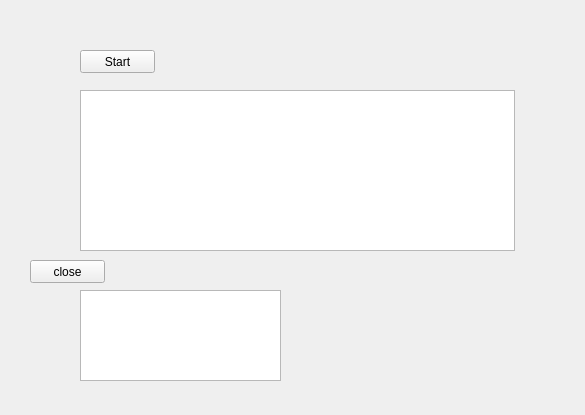
This is widget.ui in Naxisigut/TestForAudioDevice as Qt 5 draws it before an edit. The edited form follows.
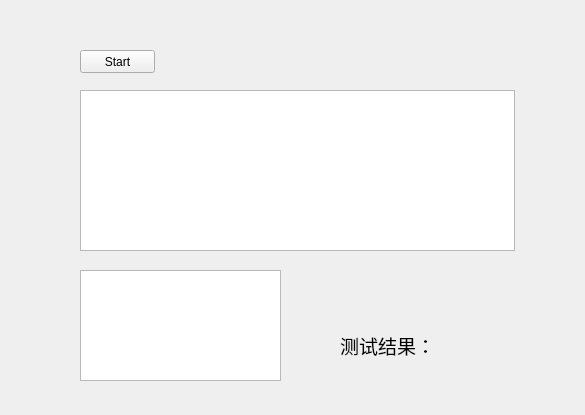
This is the edited form.

Diff of the .ui file:
```diff
--- a/widget.ui
+++ b/widget.ui
@@ -10,6 +10,18 @@
     <height>415</height>
    </rect>
   </property>
+  <property name="minimumSize">
+   <size>
+    <width>585</width>
+    <height>415</height>
+   </size>
+  </property>
+  <property name="maximumSize">
+   <size>
+    <width>585</width>
+    <height>415</height>
+   </size>
+  </property>
   <property name="windowTitle">
    <string>Widget</string>
   </property>
@@ -46,31 +58,66 @@
    <property name="geometry">
     <rect>
      <x>80</x>
-     <y>290</y>
+     <y>270</y>
      <width>201</width>
-     <height>91</height>
+     <height>111</height>
     </rect>
    </property>
   </widget>
-  <widget class="QPushButton" name="closeButton">
+  <widget class="QLabel" name="processLabel">
    <property name="geometry">
     <rect>
-     <x>30</x>
-     <y>260</y>
-     <width>75</width>
-     <height>23</height>
+     <x>340</x>
+     <y>290</y>
+     <width>171</width>
+     <height>21</height>
     </rect>
    </property>
    <property name="text">
-    <string>close</string>
+    <string/>
+   </property>
+  </widget>
+  <widget class="QLabel" name="isPassLabel">
+   <property name="geometry">
+    <rect>
+     <x>440</x>
+     <y>330</y>
+     <width>71</width>
+     <height>31</height>
+    </rect>
+   </property>
+   <property name="text">
+    <string/>
+   </property>
+   <property name="scaledContents">
+    <bool>false</bool>
    </property>
   </widget>
   <widget class="QLabel" name="label">
    <property name="geometry">
     <rect>
-     <x>330</x>
-     <y>290</y>
-     <width>141</width>
+     <x>340</x>
+     <y>330</y>
+     <width>91</width>
+     <height>31</height>
+    </rect>
+   </property>
+   <property name="font">
+    <font>
+     <family>AcadEref</family>
+     <pointsize>14</pointsize>
+    </font>
+   </property>
+   <property name="text">
+    <string>测试结果：</string>
+   </property>
+  </widget>
+  <widget class="QLabel" name="isFoundLabel">
+   <property name="geometry">
+    <rect>
+     <x>390</x>
+     <y>50</y>
+     <width>111</width>
      <height>21</height>
     </rect>
    </property>
```
Left out of the diff: 5 changed lines with no effect on the pictures.
